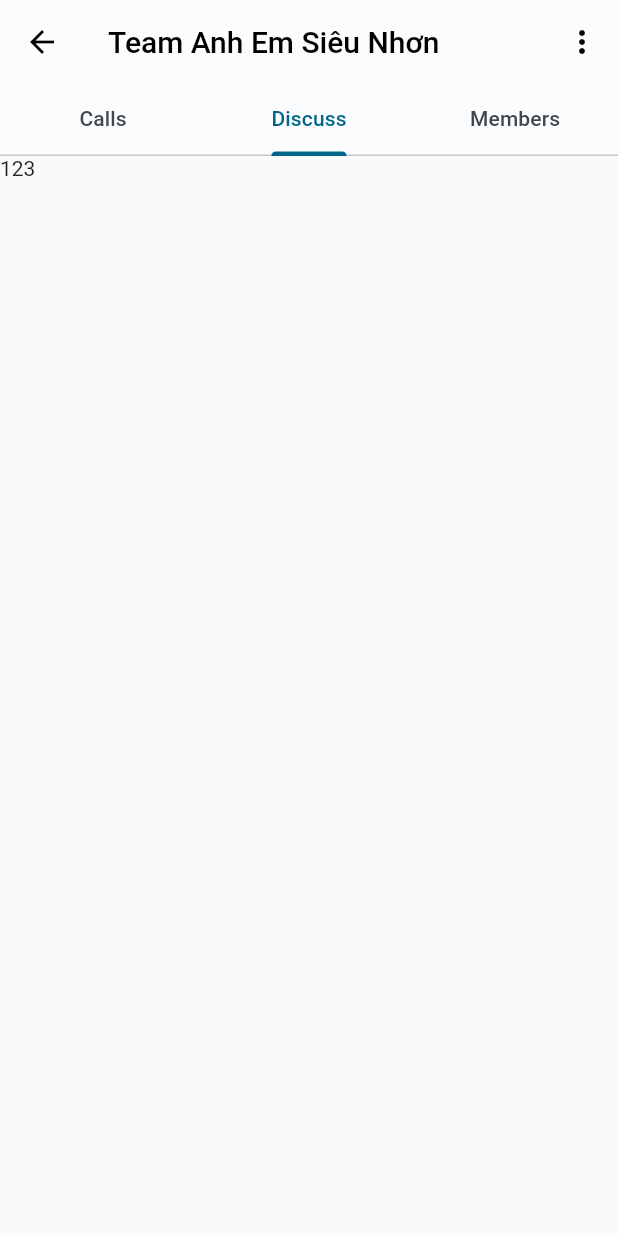
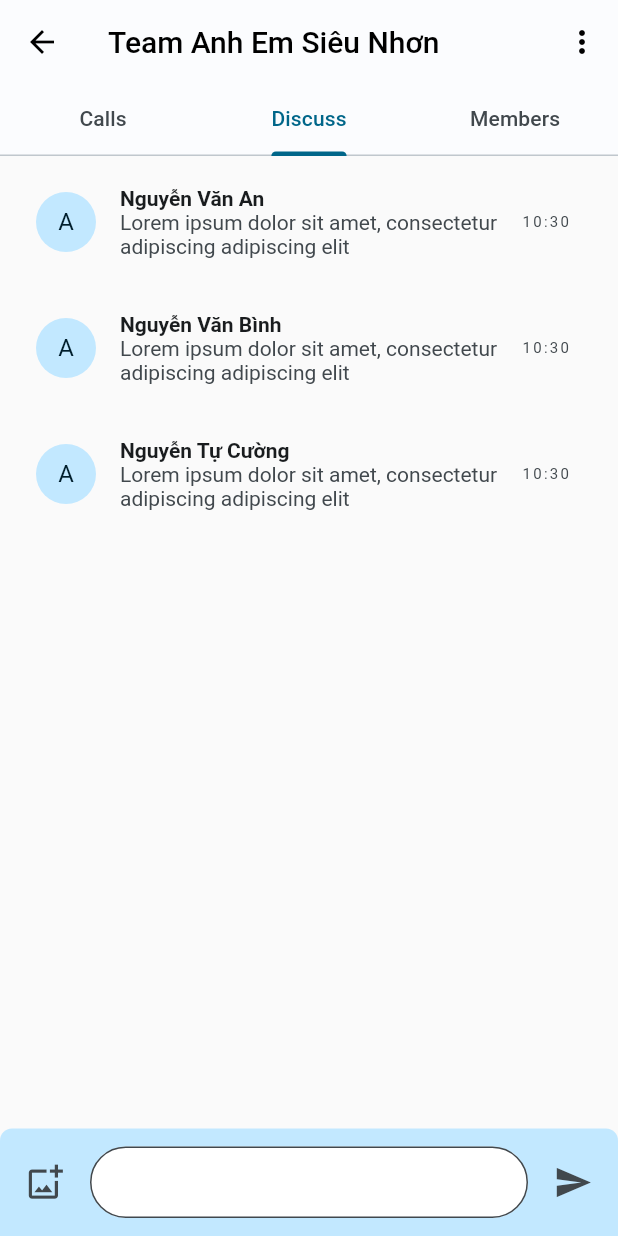
Before and after one commit to quangnhat22/cs_video_call_app, a Flutter app: the GroupsDetails screen opened by its route, tab 2 chosen, on a phone screen of 412 x 824 dp. Run offline on Flutter 3.47's test engine with Material 2 defaults, Android fonts, the phone set to English and light mode, and no system bars; our stand-ins replace bloc, cached_network_image, dio, equatable, firebase_core, flutter_bloc and 3 more; missing offline and left inert: avatar_stack; accounts and stored records are empty; generated files the repository leaves out were written again.

Commit message:
build Members tab + Add member search delegate UI

```diff
--- a/lib/core/langs/app_en.arb
+++ b/lib/core/langs/app_en.arb
@@ -85,5 +85,8 @@
   "group_details_tab_members_title": "Members",
   "group_call_details_tab_chat_title": "Chat",
   "group_call_details_tab_details_title": "Details",
-  "group_call_participants_title": "Participants"
+  "group_call_participants_title": "Participants",
+  "members_text_title": "members",
+  "owner_text": "Owner",
+  "selected_text": "selected"
 }
--- a/lib/core/langs/app_vi.arb
+++ b/lib/core/langs/app_vi.arb
@@ -85,5 +85,8 @@
   "group_details_tab_members_title": "Thành viên",
   "group_call_details_tab_chat_title": "Trò chuyện",
   "group_call_details_tab_details_title": "Chi tiết",
-  "group_call_participants_title": "Người tham dự"
+  "group_call_participants_title": "Người tham dự",
+  "members_text_title": "thành viên",
+  "owner_text": "Chủ nhóm",
+  "selected_text": "đã chọn"
 }
--- a/lib/presentation/friends/friends_dash_board/friends_dash_board.dart
+++ b/lib/presentation/friends/friends_dash_board/friends_dash_board.dart
@@ -5,6 +5,7 @@ import 'package:flutter_gen/gen_l10n/app_localizations.dart';
 import 'package:videocall/common/widgets/stateless/m_app_bar.dart';
 import 'package:videocall/routes/app_navigation.dart';
 import 'package:videocall/routes/route_name.dart';
+import 'package:videocall/utils/screen_utils.dart';
 
 part 'pages/friends_dash_board_page.dart';
 part 'widgets/dropdown_filter_button.dart';
--- a/lib/presentation/groups/groups_dash_board/groups_dash_board.dart
+++ b/lib/presentation/groups/groups_dash_board/groups_dash_board.dart
@@ -6,6 +6,7 @@ import 'package:videocall/common/widgets/stateless/divider/divider_space_left.da
 import 'package:videocall/common/widgets/stateless/m_app_bar.dart';
 import 'package:videocall/routes/app_navigation.dart';
 import 'package:videocall/routes/route_name.dart';
+import 'package:videocall/utils/screen_utils.dart';
 
 part 'pages/groups_dash_board_page.dart';
 part 'widgets/tabs/your_groups_tab.dart';
--- a/lib/presentation/groups/groups_details/pages/groups_details_page.dart
+++ b/lib/presentation/groups/groups_details/pages/groups_details_page.dart
@@ -10,6 +10,9 @@ class GroupsDetails extends StatefulWidget {
 class _GroupsDetailsState extends State<GroupsDetails>
     with SingleTickerProviderStateMixin {
   late TabController _tabController;
+
+  final List<String> allMembers = ['Nguyễn Văn Quý', 'Lý Nhân Danh'];
+  final List<String> membersSuggestions = ['Trần Đức Nghĩa', 'Lê Hậu Nhân'];
 
   @override
   void initState() {
@@ -32,7 +35,19 @@ class _GroupsDetailsState extends State<GroupsDetails>
   Widget? _bottomButtons() {
     if (_tabController.index != 1) {
       return FloatingActionButton(
-        onPressed: () {},
+        onPressed: () async {
+          if (_tabController.index == 2) {
+            final newMembers = await showSearch(
+                context: context, delegate: AddMembersSearch(allMembers));
+
+            if (newMembers != null) {
+              final arrayNewMembers = jsonDecode(newMembers);
+              if (arrayNewMembers.length > 0) {
+                debugPrint(arrayNewMembers[0]);
+              }
+            }
+          }
+        },
         backgroundColor: Theme.of(context).colorScheme.secondaryContainer,
         shape: const StadiumBorder(),
         child: Icon(
@@ -72,8 +87,8 @@ class _GroupsDetailsState extends State<GroupsDetails>
           ),
           body: TabBarView(controller: _tabController, children: <Widget>[
             GroupsCallsTabs(),
-            const Text('123'),
-            const Text('456')
+            const GroupDiscussTab(),
+            const GroupMembersTab()
           ]),
           floatingActionButton: _bottomButtons(),
         ));
--- /dev/null
+++ b/lib/presentation/groups/groups_details/widgets/tabs/group_discuss_tab.dart
@@ -0,0 +1,136 @@
+part of groups_details;
+
+class GroupDiscussTab extends StatefulWidget {
+  const GroupDiscussTab({super.key});
+
+  @override
+  State<GroupDiscussTab> createState() => _GroupDiscussTabState();
+}
+
+class _GroupDiscussTabState extends State<GroupDiscussTab> {
+  final textController = TextEditingController();
+
+  final List<Map<String, dynamic>> chatList = [
+    {
+      'name': 'Nguyễn Văn An',
+      'chatText':
+          'Lorem ipsum dolor sit amet, consectetur adipiscing adipiscing elit',
+    },
+    {
+      'name': 'Nguyễn Văn Bình',
+      'chatText':
+          'Lorem ipsum dolor sit amet, consectetur adipiscing adipiscing elit',
+    },
+    {
+      'name': 'Nguyễn Tự Cường',
+      'chatText':
+          'Lorem ipsum dolor sit amet, consectetur adipiscing adipiscing elit',
+    },
+  ];
+
+  Widget showFullScreenKeyboard(
+      BuildContext context, TextEditingController txtCtrl) {
+    return Scaffold(
+        body: Column(
+      children: [
+        Expanded(child: Container()),
+        Row(
+          children: [
+            const SizedBox(width: 10),
+            Expanded(
+              child: TextField(
+                decoration: const InputDecoration(
+                  border: InputBorder.none,
+                  focusedBorder: InputBorder.none,
+                ),
+                maxLines: 5,
+                autofocus: true,
+                controller: txtCtrl,
+              ),
+            ),
+            TextButton(onPressed: () {}, child: const Text('Done')),
+            const SizedBox(width: 200),
+          ],
+        )
+      ],
+    ));
+  }
+
+  @override
+  Widget build(BuildContext context) {
+    return Stack(
+      children: [
+        Padding(
+          padding: EdgeInsets.only(left: 8, right: 8, top: 12, bottom: 60.h),
+          child: ListView.separated(
+            separatorBuilder: (context, index) => const SizedBox(
+              height: 20,
+            ),
+            itemBuilder: (context, index) {
+              return ListTile(
+                title: Text(
+                  chatList[index]['name'],
+                  style: const TextStyle(fontWeight: FontWeight.bold),
+                ),
+                subtitle: Text(chatList[index]['chatText']),
+                leading: const CircleAvatar(
+                  child: Text('A'),
+                ),
+                // isThreeLine: true,
+                trailing: Text(DateFormat.Hm().format(DateTime.now())),
+              );
+            },
+            itemCount: chatList.length,
+          ),
+        ),
+        Positioned(
+            bottom: 0,
+            left: 0,
+            right: 0,
+            child: Container(
+              height: 60.h,
+              padding: const EdgeInsets.symmetric(horizontal: 6, vertical: 12),
+              decoration: BoxDecoration(
+                  color: Theme.of(context).colorScheme.primaryContainer,
+                  borderRadius: const BorderRadius.only(
+                      topLeft: Radius.circular(8),
+                      topRight: Radius.circular(8))),
+              child: Row(
+                mainAxisAlignment: MainAxisAlignment.spaceBetween,
+                crossAxisAlignment: CrossAxisAlignment.center,
+                children: [
+                  IconButton(
+                      onPressed: () {},
+                      icon: const Icon(
+                        Icons.add_photo_alternate_outlined,
+                        size: 26,
+                      )),
+                  const SizedBox(
+                    width: 6,
+                  ),
+                  Expanded(
+                    child: TextField(
+                      decoration: InputDecoration(
+                          filled: true,
+                          fillColor: Colors.white,
+                          border: OutlineInputBorder(
+                            borderRadius: BorderRadius.circular(24),
+                          )),
+                    ),
+                  ),
+                  const SizedBox(
+                    width: 6,
+                  ),
+                  IconButton(
+                      onPressed: () {},
+                      icon: const Icon(
+                        Icons.send,
+                        size: 26,
+                      ))
+                ],
+              ),
+            )),
+      ],
+    );
+  }
+}
--- a/pubspec.yaml
+++ b/pubspec.yaml
@@ -50,6 +50,7 @@ dependencies:
   cached_network_image: ^3.2.3
   collection: ^1.17.0
   avatar_stack: ^1.2.0
+  landscape_textfield: ^0.0.2
 
 dev_dependencies:
   flutter_test:
```
Also changed, not shown: lib/common/widgets/stateless/search/add_members_search.dart (added, +112 -0 lines), lib/presentation/friends/friends_dash_board/widgets/tabs/calls_tab.dart (+8 -3 lines), lib/presentation/friends/friends_dash_board/widgets/tabs/requests_tab.dart (+8 -3 lines), lib/presentation/groups/group_call_details/pages/group_call_details_page.dart (+45 -3 lines), lib/presentation/groups/groups_dash_board/widgets/tabs/your_groups_tab.dart (+9 -3 lines), lib/presentation/groups/groups_details/groups_details.dart (+7 -0 lines), lib/presentation/groups/groups_details/widgets/tabs/group_members_tab.dart (added, +43 -0 lines), pubspec.lock.
